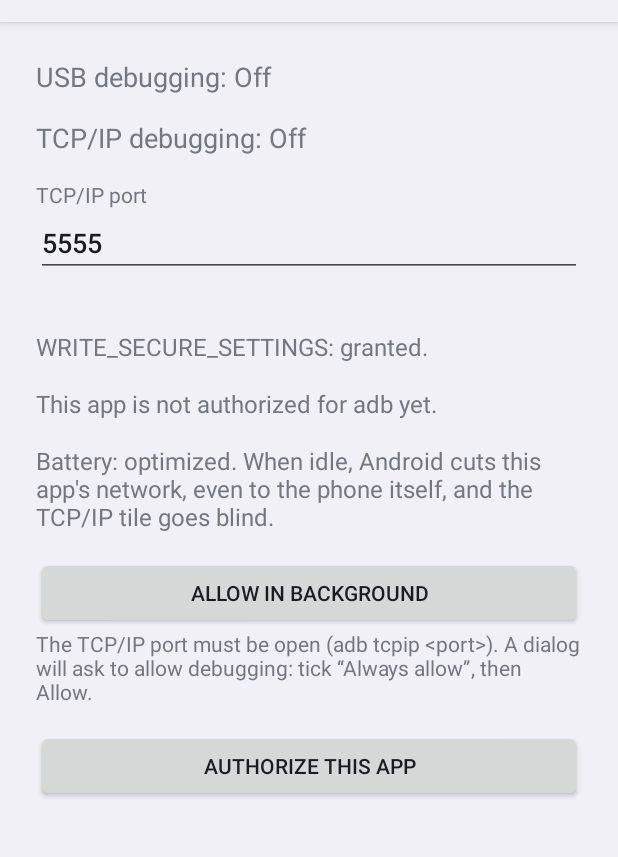
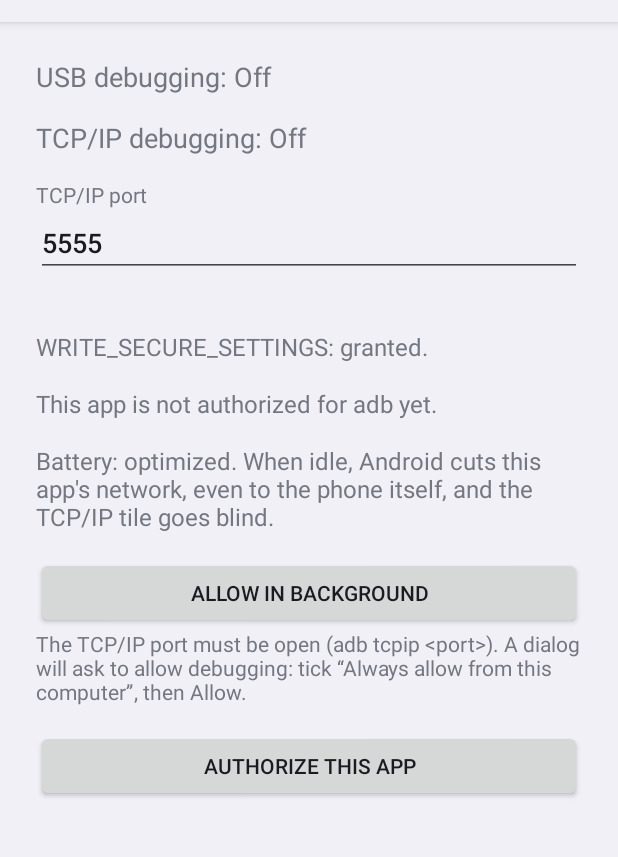
Before and after one commit to deltawaken/tools_adbtiles, an Android app: the screen it shows after launch (MainActivity), on a phone screen of 412 x 824 dp, the part 62-919 px from its top. Run offline under Robolectric (Android 15) with nearby library versions, the phone set to English and light mode, and no system bars.

Commit message:
i18n: écran de réglages traduit dans les 50 langues
Les 17 textes de l'écran (autorisation, port, batterie, permission) rejoignent
les libellés des tuiles, déjà traduits. Traduction par agents, puis alignée sur
les termes officiels du téléphone : le mot « tuile » (Paramètres,
quick_settings_developer_tiles) et les deux boutons de la boîte « Autoriser le
débogage USB ? » (SystemUI, usb_debugging_always / usb_debugging_allow), cités
mot pour mot. Sans relecture native.

Co-Authored-By: Claude Opus 5 (1M context) <noreply@anthropic.com>
Claude-Session: https://claude.ai/code/session_015FDdHWecgwZtuQSCA3abH7

```diff
--- a/app/src/main/res/values/strings.xml
+++ b/app/src/main/res/values/strings.xml
@@ -19,7 +19,7 @@
     <string name="main_key_ok">This app is authorized for adb.</string>
     <string name="main_key_missing">This app is not authorized for adb yet.</string>
     <string name="main_authorize">Authorize this app</string>
-    <string name="main_authorize_hint">The TCP/IP port must be open (adb tcpip &lt;port&gt;). A dialog will ask to allow debugging: tick “Always allow”, then Allow.</string>
+    <string name="main_authorize_hint">The TCP/IP port must be open (adb tcpip &lt;port&gt;). A dialog will ask to allow debugging: tick “Always allow from this computer”, then Allow.</string>
     <string name="main_working">Waiting for the dialog…</string>
     <string name="main_port_closed">The TCP/IP port is closed. Run adb tcpip &lt;port&gt; from a computer first.</string>
     <string name="main_refused">Authorization refused.</string>
```
Also changed, not shown: 50 other files.
